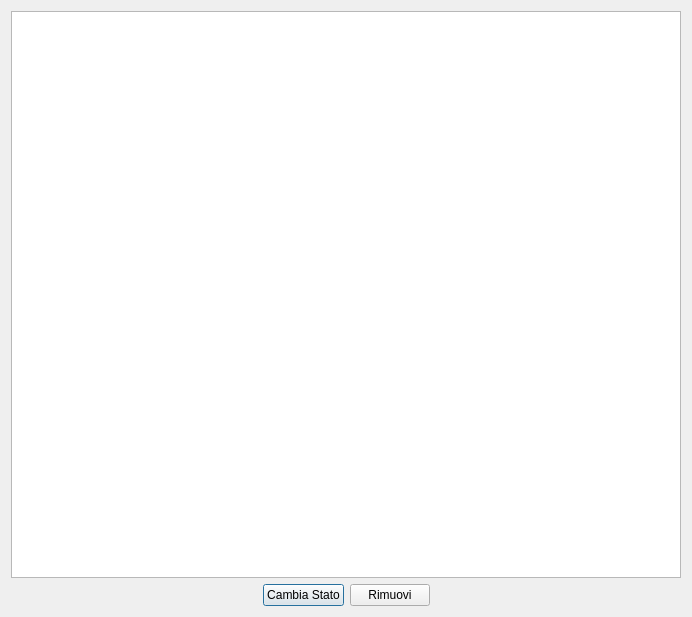
Above: statopratiche.ui from tarateo78/Praticometro before the change. Below: the same form after it.
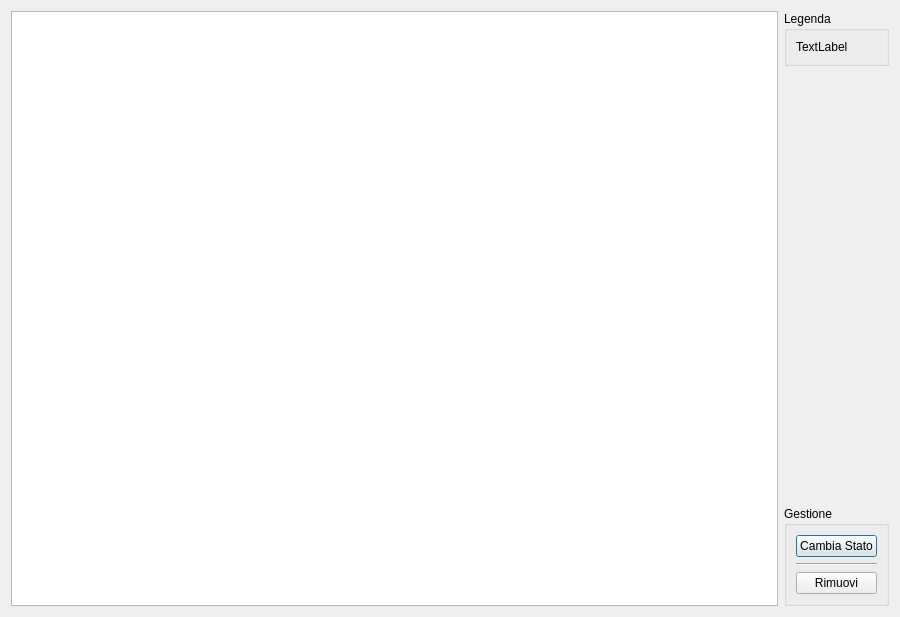
That is the form after the change.

Commit message: Aggiornata finestra "Stato pratiche"

The edit to the form file:
```diff
--- a/statopratiche.ui
+++ b/statopratiche.ui
@@ -6,7 +6,7 @@
    <rect>
     <x>0</x>
     <y>0</y>
-    <width>692</width>
+    <width>900</width>
     <height>617</height>
    </rect>
   </property>
@@ -15,7 +15,7 @@
   </property>
   <layout class="QVBoxLayout" name="verticalLayout_2">
    <item>
-    <layout class="QVBoxLayout" name="verticalLayout">
+    <layout class="QHBoxLayout" name="horizontalLayout">
      <item>
       <widget class="QTableWidget" name="tableWidget">
        <property name="selectionBehavior">
@@ -27,46 +27,65 @@
       </widget>
      </item>
      <item>
-      <layout class="QHBoxLayout" name="horizontalLayout">
+      <layout class="QVBoxLayout" name="verticalLayout_3">
        <item>
-        <spacer name="horizontalSpacer_2">
+        <widget class="QGroupBox" name="legenda">
+         <property name="title">
+          <string>Legenda</string>
+         </property>
+         <layout class="QVBoxLayout" name="verticalLayout">
+          <item>
+           <widget class="QLabel" name="label">
+            <property name="text">
+             <string>TextLabel</string>
+            </property>
+           </widget>
+          </item>
+         </layout>
+        </widget>
+       </item>
+       <item>
+        <spacer name="verticalSpacer">
          <property name="orientation">
-          <enum>Qt::Horizontal</enum>
+          <enum>Qt::Vertical</enum>
          </property>
          <property name="sizeHint" stdset="0">
           <size>
-           <width>40</width>
-           <height>20</height>
+           <width>20</width>
+           <height>40</height>
           </size>
          </property>
         </spacer>
        </item>
        <item>
-        <widget class="QPushButton" name="pushButton">
+        <widget class="QGroupBox" name="gestione">
+         <property name="title">
+          <string>Gestione</string>
+         </property>
+         <layout class="QVBoxLayout" name="verticalLayout_4">
+          <item>
+           <widget class="QPushButton" name="cambiaStato">
          <property name="text">
           <string>Cambia Stato</string>
          </property>
         </widget>
        </item>
        <item>
-        <widget class="QPushButton" name="pushButton_2">
+           <widget class="Line" name="line">
+            <property name="orientation">
+             <enum>Qt::Horizontal</enum>
+            </property>
+           </widget>
+          </item>
+          <item>
+           <widget class="QPushButton" name="rimuovi">
          <property name="text">
           <string>Rimuovi</string>
          </property>
         </widget>
        </item>
-       <item>
-        <spacer name="horizontalSpacer">
-         <property name="orientation">
-          <enum>Qt::Horizontal</enum>
-         </property>
-         <property name="sizeHint" stdset="0">
-          <size>
-           <width>40</width>
-           <height>20</height>
-          </size>
-         </property>
-        </spacer>
+         </layout>
+        </widget>
        </item>
       </layout>
      </item>
```
Lines whose indentation alone changed are shown as unchanged. The commit also changes 3 other files.
